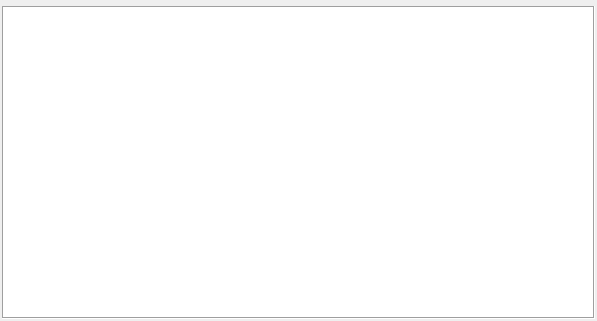
The window that ui/story_structure_settings.ui (zkovari/plotlyst) describes before a commit, drawn with Qt 5.
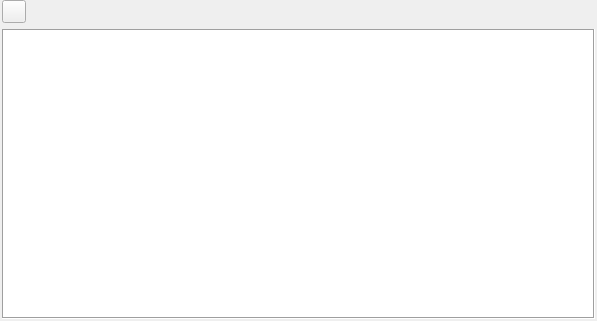
The same window after the commit. Custom widgets are drawn as their Qt base class.

Commit message: Select novel story structures, closes #157

What changed in the file:
```diff
--- a/ui/story_structure_settings.ui
+++ b/ui/story_structure_settings.ui
@@ -30,6 +30,24 @@
     <number>2</number>
    </property>
    <item>
+    <layout class="QHBoxLayout" name="horizontalLayout">
+     <item>
+      <widget class="QToolButton" name="btnTemplateEditor">
+       <property name="cursor">
+        <cursorShape>PointingHandCursor</cursorShape>
+       </property>
+       <property name="styleSheet">
+        <string notr="true"/>
+       </property>
+       <property name="text">
+        <string/>
+       </property>
+       <property name="popupMode">
+        <enum>QToolButton::InstantPopup</enum>
+       </property>
+      </widget>
+     </item>
+     <item>
     <widget class="QWidget" name="wdgTemplates" native="true">
      <property name="sizePolicy">
       <sizepolicy hsizetype="Preferred" vsizetype="Maximum">
@@ -39,6 +57,8 @@
      </property>
     </widget>
    </item>
+    </layout>
+   </item>
    <item>
     <widget class="SceneStoryStructureWidget" name="wdgPreview" native="true"/>
    </item>
@@ -59,7 +79,7 @@
         <x>0</x>
         <y>0</y>
         <width>589</width>
-        <height>289</height>
+        <height>274</height>
        </rect>
       </property>
       <property name="sizePolicy">
```
Lines whose indentation alone changed are shown as unchanged. The commit also changes 6 other files.
